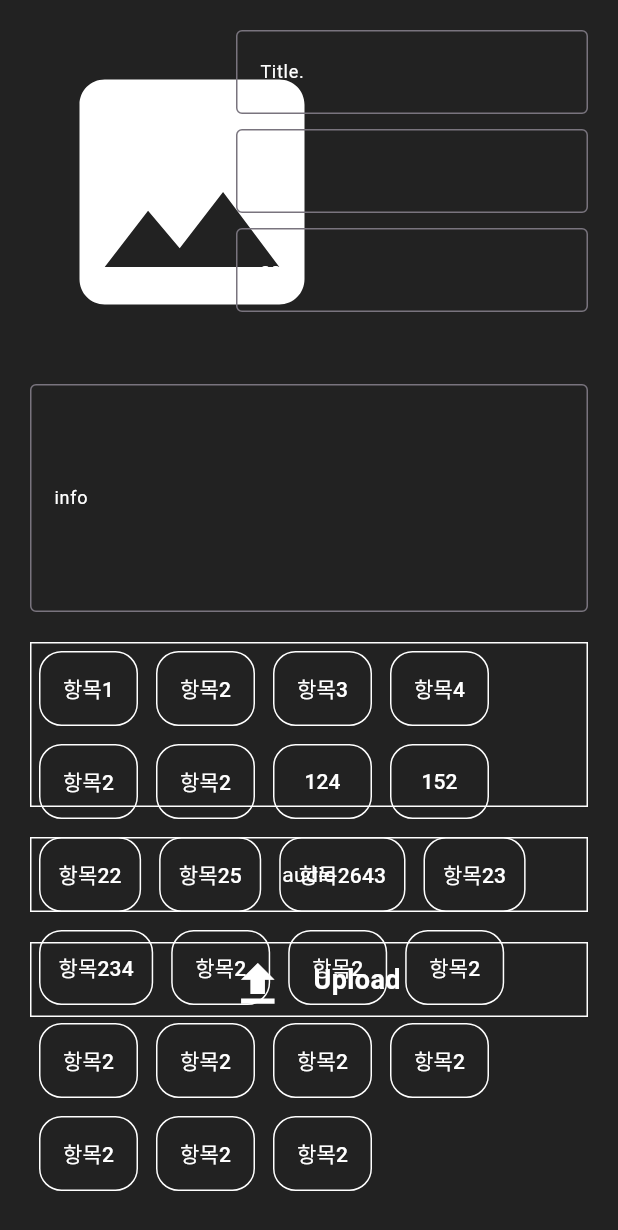
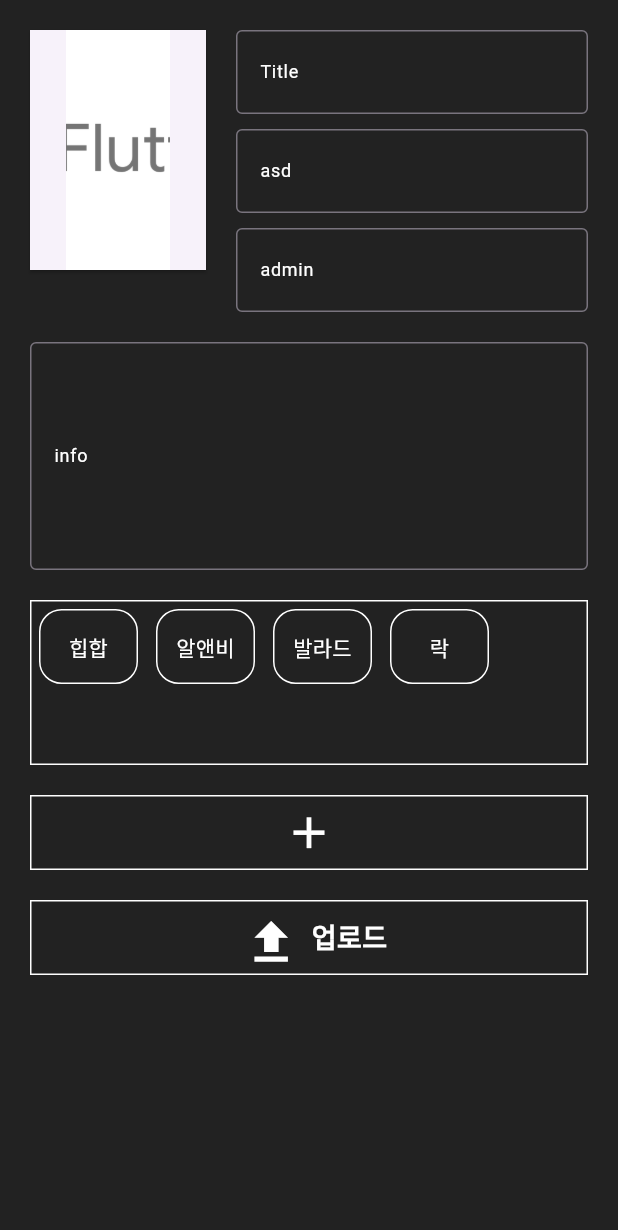
Before and after one commit to oals/MusicApp, a Flutter app: the Upload screen opened directly, on a phone screen of 412 x 824 dp. Shown: the top 1230 px of the screen. Run offline on Flutter 3.47's test engine with Material 3 defaults, Android fonts, the phone set to English and light mode, and no system bars; our stand-ins replace audioplayers, file_picker.

Commit message:
2024-06-23

```diff
--- a/lib/comnWidget/Appbar.dart
+++ b/lib/comnWidget/Appbar.dart
@@ -3,6 +3,7 @@ import 'package:flutterapp/main.dart';
 import 'package:flutterapp/setting/setting.dart';
 import 'package:flutterapp/user/Login.dart';
 import 'package:flutterapp/comnWidget/Upload.dart';
+import 'package:flutterapp/music/MusicPlay.dart';
 
 
 class MyAppBar extends StatelessWidget implements PreferredSizeWidget {
@@ -14,7 +15,7 @@ class MyAppBar extends StatelessWidget implements PreferredSizeWidget {
   void navigateTo(BuildContext context, String menuNm) {
     if (menuNm == '홈') {
       Navigator.pop(context);
-      Navigator.push(context, MaterialPageRoute(builder: (context) => MyApp()));
+      Navigator.push(context, MaterialPageRoute(builder: (context) => MusicPlay()));
     } else if (menuNm == '로그인') {
       Navigator.pop(context);
       Navigator.push(context, MaterialPageRoute(builder: (context) => Login()));
--- a/lib/comnWidget/Upload.dart
+++ b/lib/comnWidget/Upload.dart
@@ -1,3 +1,5 @@
+import 'dart:io';
+
 import 'package:flutter/material.dart';
 import 'package:file_picker/file_picker.dart';
 
@@ -9,45 +11,25 @@ class Upload extends StatefulWidget {
 class _UploadState extends State<Upload> with SingleTickerProviderStateMixin {
   late AnimationController _controller;
   late Animation<Offset> _offsetAnimation;
+  ImageProvider<Object>? _selectedImageFile;
 
   List<String> checkBoxList = [
-    '항목1',
-    '항목2',
-    '항목3',
-    '항목4',
-    '항목2',
-    '항목2',
-    '124',
-    '152',
-    '항목22',
-    '항목25',
-    '항목2643',
-    '항목23',
-    '항목234',
-    '항목2',
-    '항목2',
-    '항목2',
-    '항목2',
-    '항목2',
-    '항목2',
-    '항목2',
-    '항목2',
-    '항목2',
-    '항목2',
+    '힙합', '알앤비', '발라드', '락'
   ];
 
-  Map<String, bool> buttonStates = {}; // Map to track button states
+  Map<String, bool> buttonStates = {};
 
   @override
   void initState() {
     super.initState();
+    _selectedImageFile = AssetImage('assets/flutterLogo.png');
     _controller = AnimationController(
       vsync: this,
       duration: Duration(milliseconds: 500),
     );
     _offsetAnimation = Tween<Offset>(
       begin: Offset(0.0, 1.0),
-      end: Offset(0.0, 0),
+      end: Offset(0.0, 0.0),
     ).animate(CurvedAnimation(
       parent: _controller,
       curve: Curves.easeInOut,
@@ -56,7 +38,7 @@ class _UploadState extends State<Upload> with SingleTickerProviderStateMixin {
     _controller.forward();
 
     checkBoxList.forEach((item) {
-      buttonStates[item] = false; // Initialize each item with false
+      buttonStates[item] = false;
     });
   }
 
@@ -68,7 +50,7 @@ class _UploadState extends State<Upload> with SingleTickerProviderStateMixin {
 
   void _toggleButtonState(String item) {
     setState(() {
-      buttonStates[item] = !buttonStates[item]!; // Toggle button state
+      buttonStates[item] = !buttonStates[item]!;
     });
   }
 
@@ -80,18 +62,21 @@ class _UploadState extends State<Upload> with SingleTickerProviderStateMixin {
       );
       if (result != null) {
         String? filePath = result.files.single.path;
+        setState(() {
+          _selectedImageFile = FileImage(File(filePath!));
+        });
+
         ScaffoldMessenger.of(context).showSnackBar(
           SnackBar(content: Text('Selected file: $filePath')),
         );
         // 파일 업로드 서버 보낼때 여기
       } else {
-        // 업로드 취소 했을 때
         ScaffoldMessenger.of(context).showSnackBar(
           SnackBar(content: Text('파일 선택이 취소되었습니다.')),
         );
       }
     } catch (e) {
-      print('File picking error: $e');
+      print(e);
       ScaffoldMessenger.of(context).showSnackBar(
         SnackBar(content: Text('잠시 후 다시 시도해주세요.')),
       );
@@ -114,11 +99,26 @@ class _UploadState extends State<Upload> with SingleTickerProviderStateMixin {
                   children: [
                     Expanded(
                       flex: 1,
-                      child: IconButton(
+                      child: ElevatedButton(
                         onPressed: () {
                           _openFileExplorer(context);
                         },
-                        icon: Icon(Icons.image, color: Colors.white, size: 200),
+                        style: ElevatedButton.styleFrom(
+                          // backgroundColor: Colors.white,
+                          shape: RoundedRectangleBorder(
+                            borderRadius: BorderRadius.circular(0), // 버튼 모서리를 사각형 모양으로 만듦
+                          ),
+                        ),
+                        child: Container(
+                          width: 120,
+                          height: 160,
+                          decoration: BoxDecoration(
+                            image: DecorationImage(
+                              image: _selectedImageFile!,
+                              fit: BoxFit.cover,
+                            ),
+                          ),
+                        ),
                       ),
                     ),
                     SizedBox(width: 20),
@@ -129,7 +129,7 @@ class _UploadState extends State<Upload> with SingleTickerProviderStateMixin {
                         children: [
                           TextField(
                             decoration: InputDecoration(
-                              labelText: "Title.",
+                              labelText: "Title",
                               labelStyle: TextStyle(color: Colors.white, fontSize: 12),
                               border: OutlineInputBorder(
                                 borderSide: BorderSide(color: Colors.white),
@@ -143,7 +143,7 @@ class _UploadState extends State<Upload> with SingleTickerProviderStateMixin {
                           SizedBox(height: 10),
                           TextField(
                             decoration: InputDecoration(
-                              labelText: "asd.",
+                              labelText: "asd",
                               labelStyle: TextStyle(color: Colors.white, fontSize: 12),
                               border: OutlineInputBorder(
                                 borderSide: BorderSide(color: Colors.white),
@@ -157,7 +157,7 @@ class _UploadState extends State<Upload> with SingleTickerProviderStateMixin {
                           SizedBox(height: 10),
                           TextField(
                             decoration: InputDecoration(
-                              labelText: "asd.",
+                              labelText: "admin",
                               labelStyle: TextStyle(color: Colors.white, fontSize: 12),
                               border: OutlineInputBorder(
                                 borderSide: BorderSide(color: Colors.white),
@@ -191,7 +191,10 @@ class _UploadState extends State<Upload> with SingleTickerProviderStateMixin {
                     decoration: BoxDecoration(
                       border: Border.all(width: 1, color: Colors.white),
                     ),
-                  child: Wrap(
+                    child: ListView(
+                      scrollDirection: Axis.vertical,
+                      children: [
+                        Wrap(
                           direction: Axis.horizontal, // 나열 방향
                           alignment: WrapAlignment.start, // 정렬 방식
                           spacing: 2, // 좌우 간격
@@ -213,6 +216,8 @@ class _UploadState extends State<Upload> with SingleTickerProviderStateMixin {
                             ),
                           )).toList(),
                         ),
+                      ],
+                    )
                 ),
                 SizedBox(height: 20),
                 Container(
@@ -221,7 +226,7 @@ class _UploadState extends State<Upload> with SingleTickerProviderStateMixin {
                     border: Border.all(width: 1, color: Colors.white),
                   ),
                   child: Center(
-                    child: Text('audio', style: TextStyle(color: Colors.white)),
+                    child: Icon(Icons.add,color: Colors.white,size: 35,),
                   ),
                 ),
                 SizedBox(height: 20),
@@ -243,9 +248,8 @@ class _UploadState extends State<Upload> with SingleTickerProviderStateMixin {
                           iconSize: 38,
                           splashRadius: 24,
                         ),
-                        SizedBox(width: 10),
                         Text(
-                          'Upload',
+                          '업로드',
                           style: TextStyle(
                             fontSize: 18,
                             fontWeight: FontWeight.bold,
--- /dev/null
+++ b/lib/music/MusicPlay.dart
@@ -0,0 +1,20 @@
+import 'package:flutter/material.dart';
+import 'package:audioplayers/audioplayers.dart';
+
+class MusicPlay extends StatefulWidget {
+  const MusicPlay({super.key});
+
+  @override
+  State<MusicPlay> createState() => _MusicPlayState();
+}
+
+class _MusicPlayState extends State<MusicPlay> {
+  @override
+  Widget build(BuildContext context) {
+    return Scaffold(
+      body: Container(
+        child: Text('test'),
+      ),
+    );
+  }
+}
--- a/pubspec.yaml
+++ b/pubspec.yaml
@@ -31,6 +31,7 @@ dependencies:
   flutter:
     sdk: flutter
   file_picker: ^4.0.0
+  audioplayers: ^0.20.1
 
   # The following adds the Cupertino Icons font to your application.
   # Use with the CupertinoIcons class for iOS style icons.
```
Also changed, not shown: pubspec.lock. Lines whose indentation alone changed are shown as unchanged.
